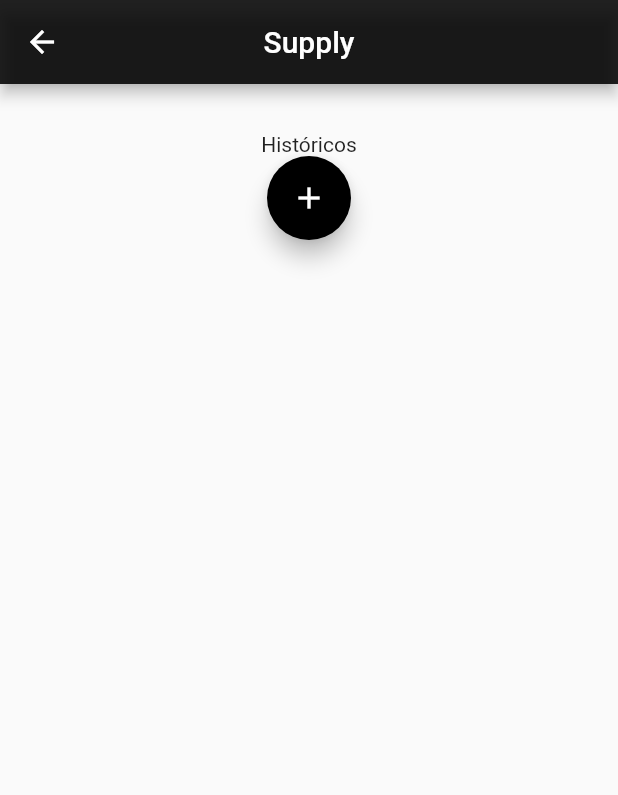
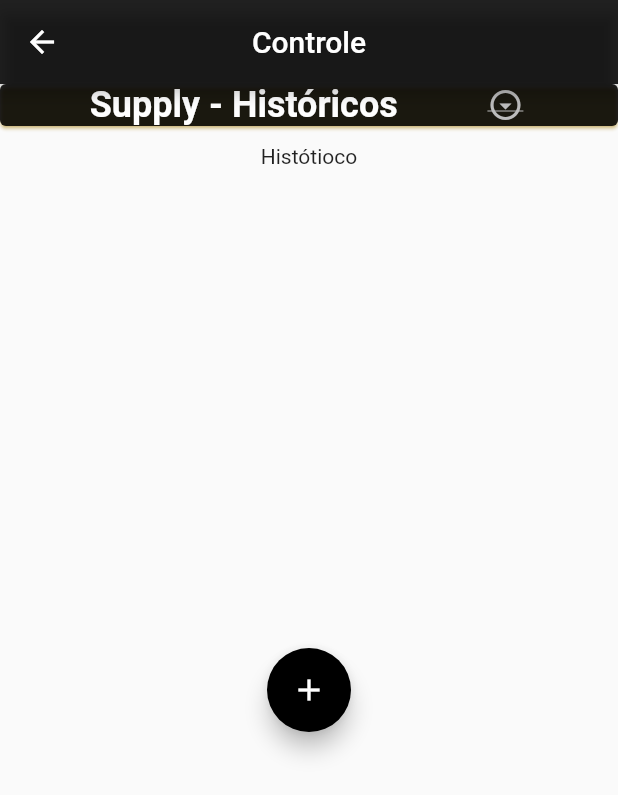
Before and after one commit to ItsonStos/Supply, a Flutter app: the Controle screen opened directly, on a phone screen of 412 x 824 dp. Shown: the top 795 px of the screen. Run offline on Flutter 3.47's test engine with Material 2 defaults, Android fonts, the phone set to English and light mode, and no system bars.

Commit message:
Atualização em todas as telas (Ordem dos widge)

```diff
--- a/lib/abastecer.dart
+++ b/lib/abastecer.dart
@@ -39,7 +39,7 @@ class _AbastecerState extends State<Abastecer> {
 //String para seus respectivos tipos
   void _salva() {
     for (_AbastecerState abastecer in abastecimento) {
-      //Instanciando a classe Abastecer:
+      /*//Instanciando a classe Abastecer:
       _AbastecerState cadastro = _AbastecerState(
           this._data,
           this._odometro,
@@ -49,7 +49,7 @@ class _AbastecerState extends State<Abastecer> {
           this._valorTotal,
           this._volume);
 
-      abastecimento.add(cadastro);
+      abastecimento.add(cadastro);*/
     }
   }
 
--- a/lib/controle.dart
+++ b/lib/controle.dart
@@ -12,23 +12,48 @@ class _ControleState extends State<Controle> {
     return Scaffold(
       appBar: AppBar(
         backgroundColor: Colors.black87,
-        title: Text("Supply"),
+        title: Text("Controle"),
         centerTitle: true,
       ),
       body: Container(
-        padding: EdgeInsets.all(32),
         child: Column(
           children: [
-            Text("Históricos"),
-            Center(
-              child: FloatingActionButton(
-                backgroundColor: Colors.black,
-                child: SizedBox(width: 56, height: 56, child: Icon(Icons.add)),
-                onPressed: () => {
-                  Navigator.push(context,
-                      MaterialPageRoute(builder: (context) => Abastecer()))
-                },
+            Card(
+              margin: EdgeInsets.all(0),
+              color: Colors.black87,
+              shadowColor: Colors.amber,
+              child: Row(
+                children: [
+                  Text(
+                    "Supply - Históricos                    ",
+                    textAlign: TextAlign.center,
+                    style: TextStyle(
+                      color: Colors.white,
+                      fontSize: 24,
+                      fontWeight: FontWeight.bold,
+                    ),
+                  ),
+                  DropdownButton(
+                    icon: Icon(Icons.arrow_drop_down_circle_outlined),
+                    items: [],
+                  ),
+                ],
               ),
+            ),
+            Padding(padding: EdgeInsets.only(bottom: 12)),
+            SingleChildScrollView(
+              child: Column(
+                children: [Text("Histótioco")],
+              ),
+            ),
+            Padding(padding: EdgeInsets.only(bottom: 320)),
+            FloatingActionButton(
+              backgroundColor: Colors.black,
+              child: SizedBox(width: 56, height: 56, child: Icon(Icons.add)),
+              onPressed: () => {
+                Navigator.push(context,
+                    MaterialPageRoute(builder: (context) => Abastecer()))
+              },
             ),
           ],
         ),
--- a/lib/mais.dart
+++ b/lib/mais.dart
@@ -10,7 +10,7 @@ class _MaisState extends State<Mais> {
   Widget build(BuildContext context) {
     return Scaffold(
       appBar: AppBar(
-        title: Text("Supply"),
+        title: Text("Mais"),
         backgroundColor: Colors.black,
         centerTitle: true,
       ),
--- a/lib/relatorio.dart
+++ b/lib/relatorio.dart
@@ -10,7 +10,7 @@ class _RelatorioState extends State<Relatorio> {
   Widget build(BuildContext context) {
     return Scaffold(
       appBar: AppBar(
-        title: Text("Supply"),
+        title: Text("Relatórios"),
         backgroundColor: Colors.black,
         centerTitle: true,
       ),
@@ -25,16 +25,13 @@ class _RelatorioState extends State<Relatorio> {
             ),
             Card(
               borderOnForeground: true,
-              elevation: 15,
               child: Text("Total Despesa"),
             ),
             Card(
-              elevation: 15,
               child: Text("Distânci Percorrida"),
             ),
             Card(
               borderOnForeground: true,
-              elevation: 15,
               child: Text("Total Despesa"),
             ),
             Text("Relatórios"),
```
Also changed, not shown: 1 other file.
